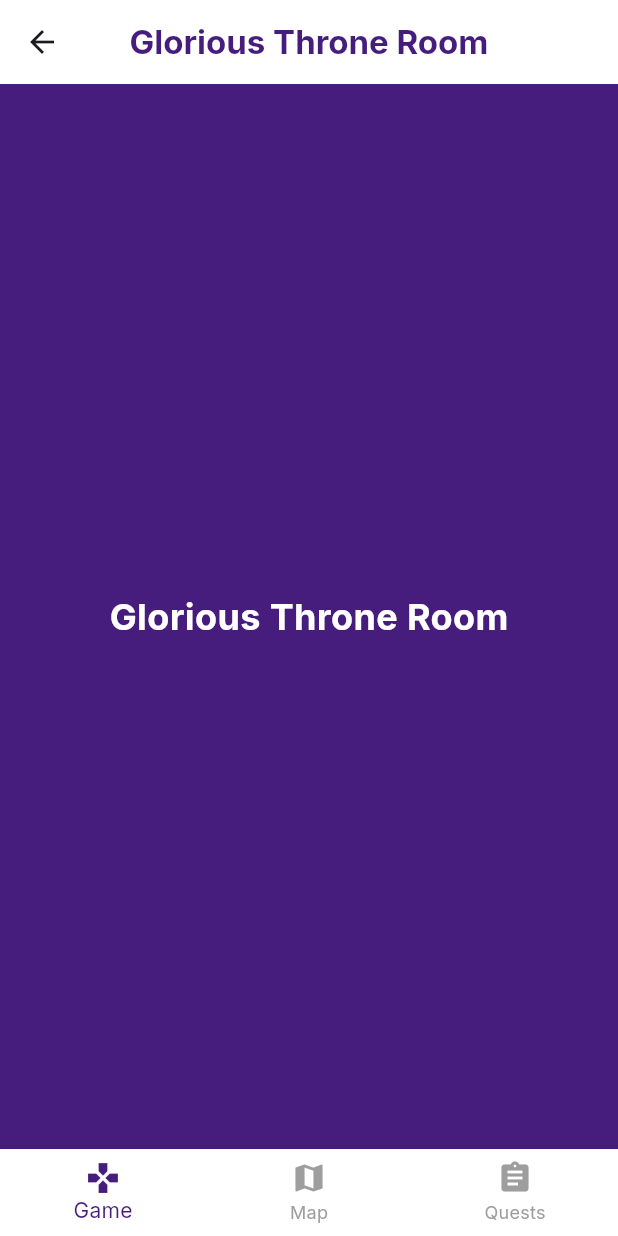
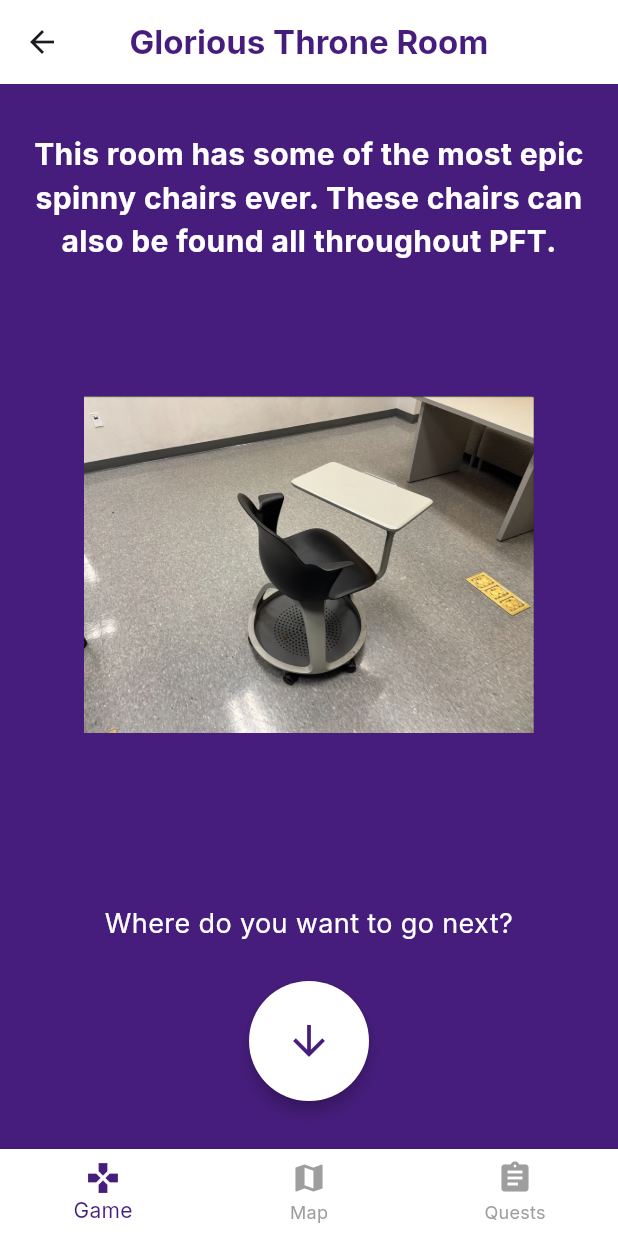
Before and after one commit to AaronAucoin/scavenger_hunt_new, a Flutter app: the ThroneRoomScreen screen opened directly, on a phone screen of 412 x 824 dp. Run offline on Flutter 3.47's test engine with Material 3 defaults, Android fonts, the phone set to English and light mode, and no system bars; our stand-ins replace google_fonts.

Commit message:
added more info to some pages and attempted to make the map scrollable and able to zoom (it doesn't work)

```diff
--- a/lib/big_stairs_screen.dart
+++ b/lib/big_stairs_screen.dart
@@ -61,9 +61,9 @@ class _BigStairsScreenState extends State<BigStairsScreen> {
             Padding(
               padding: const EdgeInsets.fromLTRB(16.0, 32.0, 16.0, 0),
               child: const Text(
-                'The Big Stairs',
+                'The Big Stairs are a great place to work on homework and hang out with friends!',
                 style: TextStyle(
-                  fontSize: 24,
+                  fontSize: 20,
                   fontWeight: FontWeight.bold,
                   color: Colors.white,
                 ),
@@ -78,7 +78,7 @@ class _BigStairsScreenState extends State<BigStairsScreen> {
                 children: [
                   Image.asset(
                     'assets/bigstair.png',
-                    height: 200,
+                    height: 300,
                     width: 300,
                     fit: BoxFit.contain,
                     errorBuilder: (context, error, stackTrace) {
--- a/lib/throne_room_screen.dart
+++ b/lib/throne_room_screen.dart
@@ -49,15 +49,81 @@ class _ThroneRoomScreenState extends State<ThroneRoomScreen> {
           ),
         ),
       ),
-      body: const Center(
-        child: Text(
-          'Glorious Throne Room',
-          style: TextStyle(
-            fontSize: 24,
-            fontWeight: FontWeight.bold,
-            color: Colors.white,
+      body: Column(
+        children: [
+          Padding(
+            padding: const EdgeInsets.fromLTRB(16.0, 32.0, 16.0, 0),
+            child: const Text(
+              'This room has some of the most epic spinny chairs ever. These chairs can also be found all throughout PFT.',
+              style: TextStyle(
+                fontSize: 20,
+                fontWeight: FontWeight.bold,
+                color: Colors.white,
+              ),
+              textAlign: TextAlign.center,
+            ),
           ),
-        ),
+          Expanded(
+            child: Column(
+              mainAxisAlignment: MainAxisAlignment.center,
+              children: [
+                Image.asset(
+                  'assets/coolchair.png',
+                  height: 300,
+                  width: 300,
+                  fit: BoxFit.contain,
+                  errorBuilder: (context, error, stackTrace) {
+                    print('Error loading image: $error');
+                    return const Center(
+                      child: Text(
+                        'Throne image not found',
+                        style: TextStyle(color: Colors.white),
+                      ),
+                    );
+                  },
+                ),
+              ],
+            ),
+          ),
+          const Padding(
+            padding: EdgeInsets.symmetric(horizontal: 16.0, vertical: 25.0),
+            child: Text(
+              'Where do you want to go next?',
+              style: TextStyle(
+                fontSize: 18,
+                color: Colors.white,
+              ),
+              textAlign: TextAlign.center,
+            ),
+          ),
+          Padding(
+            padding: const EdgeInsets.only(bottom: 32.0),
+            child: Row(
+              mainAxisAlignment: MainAxisAlignment.spaceEvenly,
+              children: [
+                Tooltip(
+                  message: 'Go back downstairs',
+                  child: ElevatedButton(
+                    onPressed: () {
+                      Navigator.pop(context);
+                    },
+                    style: ElevatedButton.styleFrom(
+                      backgroundColor: Colors.white,
+                      foregroundColor: const Color(0xFF461D7C),
+                      padding: const EdgeInsets.all(24),
+                      shape: const CircleBorder(),
+                      elevation: 4,
+                    ),
+                    child: const Icon(
+                      Icons.arrow_downward,
+                      size: 32,
+                    ),
+                  ),
+                ),
+              ],
+            ),
+          ),
+        ],
       ),
       bottomNavigationBar: BottomNavigationBar(
         backgroundColor: Colors.white,
```
Also changed, not shown: lib/commons_screen.dart (+4 -4 lines), lib/map_screen.dart (+26 -7 lines), lib/poster_screen.dart (+57 -4 lines), lib/right_hallway_screen.dart (+27 -8 lines).
